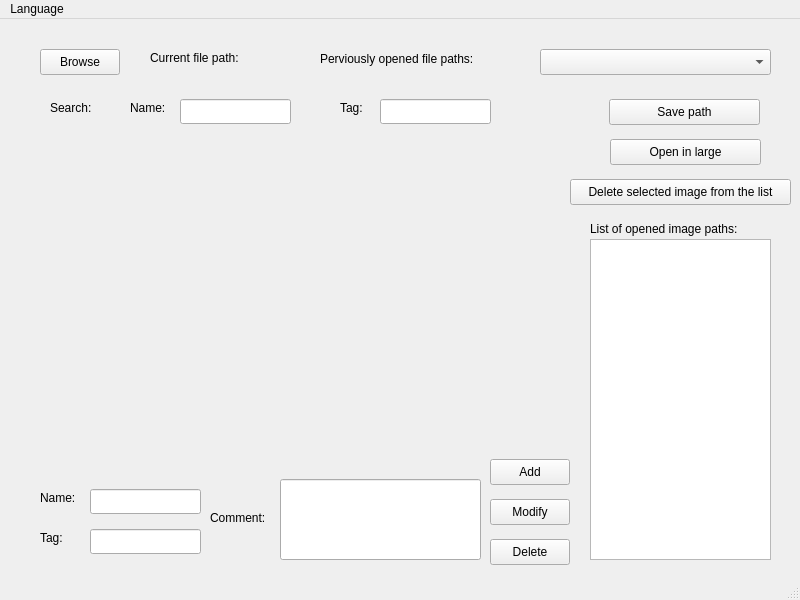
Above: Beadando/mainwindow.ui from Skiba19/Qt-framework before the change. Below: the same form after it.
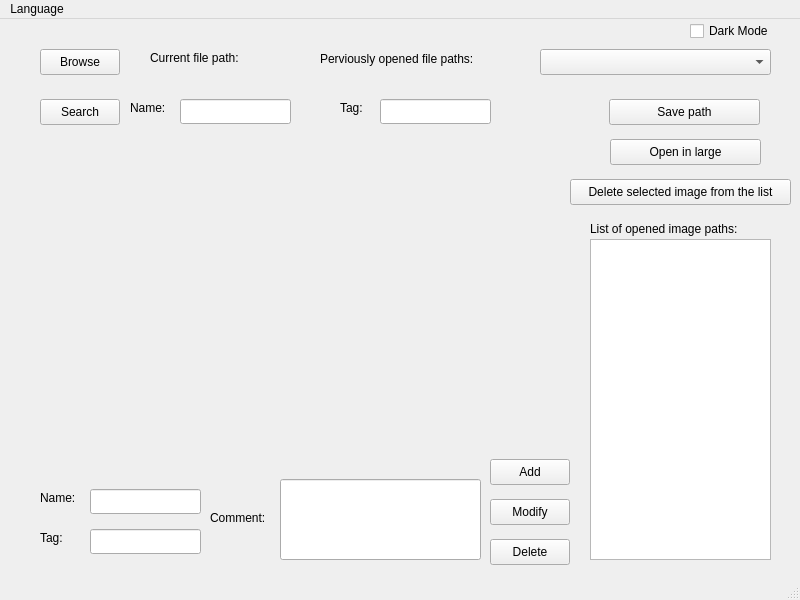
That is the form after the change.

```diff
--- a/Beadando/mainwindow.ui
+++ b/Beadando/mainwindow.ui
@@ -207,19 +207,6 @@
      </rect>
     </property>
    </widget>
-   <widget class="QLabel" name="searchLabel">
-    <property name="geometry">
-     <rect>
-      <x>50</x>
-      <y>80</y>
-      <width>54</width>
-      <height>18</height>
-     </rect>
-    </property>
-    <property name="text">
-     <string>Search:</string>
-    </property>
-   </widget>
    <widget class="QLineEdit" name="nameSearch">
     <property name="geometry">
      <rect>
@@ -318,6 +305,32 @@
      <string>Delete</string>
     </property>
    </widget>
+   <widget class="QPushButton" name="searchButton">
+    <property name="geometry">
+     <rect>
+      <x>40</x>
+      <y>80</y>
+      <width>80</width>
+      <height>26</height>
+     </rect>
+    </property>
+    <property name="text">
+     <string>Search</string>
+    </property>
+   </widget>
+   <widget class="QCheckBox" name="darkMode">
+    <property name="geometry">
+     <rect>
+      <x>690</x>
+      <y>0</y>
+      <width>101</width>
+      <height>24</height>
+     </rect>
+    </property>
+    <property name="text">
+     <string>Dark Mode</string>
+    </property>
+   </widget>
   </widget>
   <widget class="QMenuBar" name="menubar">
    <property name="geometry">
```
Left out of the diff: 8 changed lines with no effect on the pictures.
